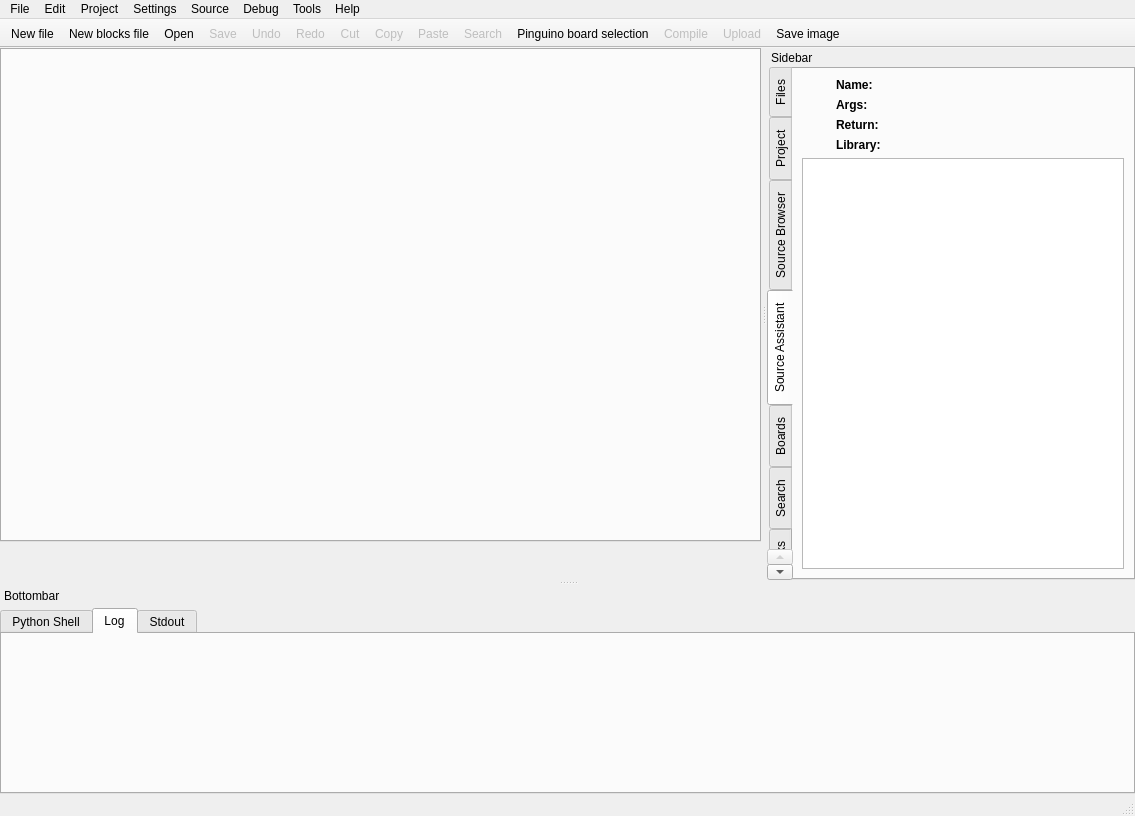
This is qtgui/frames/main.ui in PinguinoIDE/pinguino-ide as Qt 5 draws it before an edit. The edited form follows.
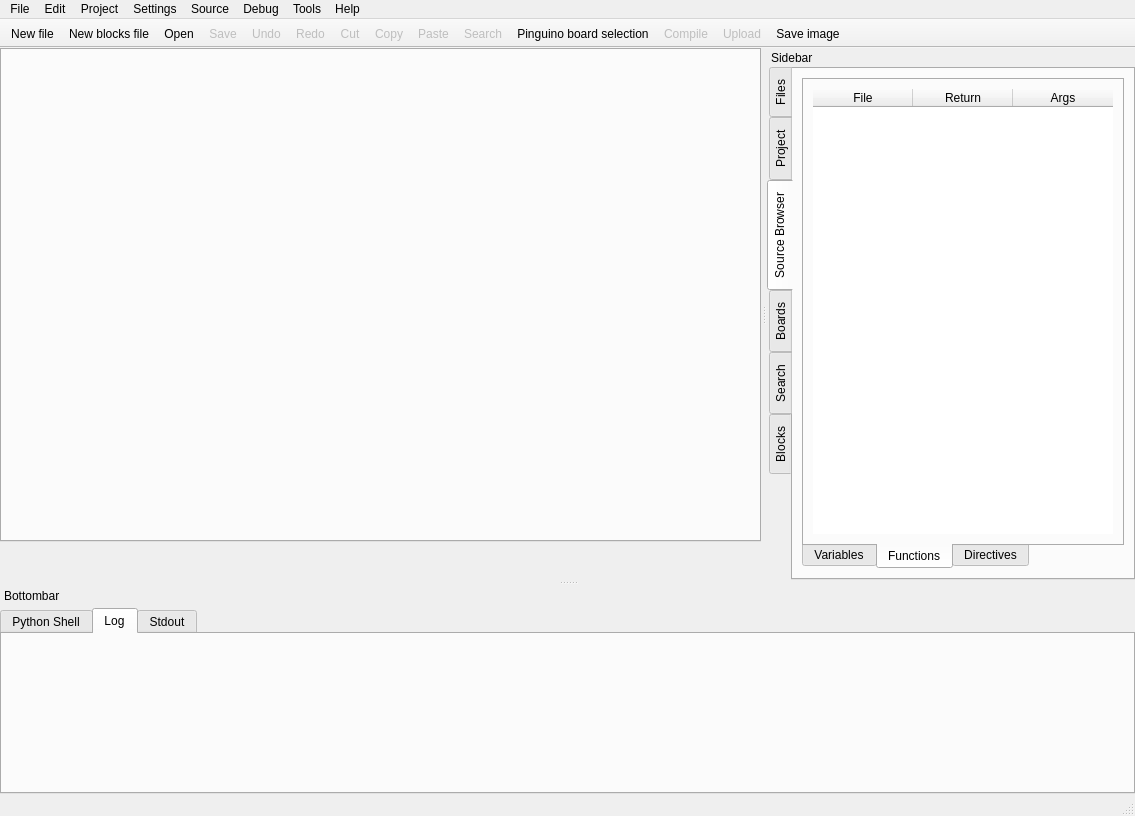
This is the edited form. Icons and pictures are not drawn.

The edit to the form file:
```diff
--- a/qtgui/frames/main.ui
+++ b/qtgui/frames/main.ui
@@ -324,7 +324,7 @@
         <enum>QTabWidget::West</enum>
        </property>
        <property name="currentIndex">
-        <number>3</number>
+        <number>2</number>
        </property>
        <property name="movable">
         <bool>true</bool>
@@ -502,7 +502,7 @@
          <string>Source Browser</string>
         </attribute>
         <layout class="QGridLayout" name="gridLayout_8">
-         <item row="0" column="0">
+         <item row="0" column="0" colspan="2">
           <widget class="QTabWidget" name="tabWidget_browser">
            <property name="tabPosition">
             <enum>QTabWidget::South</enum>
@@ -563,12 +563,6 @@
              <string>Functions</string>
             </attribute>
             <layout class="QGridLayout" name="gridLayout_5">
-             <property name="margin">
-              <number>0</number>
-             </property>
-             <property name="spacing">
-              <number>0</number>
-             </property>
              <item row="0" column="0">
               <widget class="QTableWidget" name="tableWidget_functions">
                <property name="frameShape">
@@ -708,123 +702,6 @@
          </item>
         </layout>
        </widget>
-       <widget class="QWidget" name="SourceAssistant">
-        <attribute name="title">
-         <string>Source Assistant</string>
-        </attribute>
-        <layout class="QGridLayout" name="gridLayout_29">
-         <item row="0" column="0">
-          <spacer name="horizontalSpacer_3">
-           <property name="orientation">
-            <enum>Qt::Horizontal</enum>
-           </property>
-           <property name="sizeType">
-            <enum>QSizePolicy::Fixed</enum>
-           </property>
-           <property name="sizeHint" stdset="0">
-            <size>
-             <width>28</width>
-             <height>20</height>
-            </size>
-           </property>
-          </spacer>
-         </item>
-         <item row="0" column="1">
-          <layout class="QFormLayout" name="formLayout">
-           <property name="fieldGrowthPolicy">
-            <enum>QFormLayout::ExpandingFieldsGrow</enum>
-           </property>
-           <item row="0" column="0">
-            <widget class="QLabel" name="label_10">
-             <property name="font">
-              <font>
-               <weight>75</weight>
-               <bold>true</bold>
-              </font>
-             </property>
-             <property name="text">
-              <string>Name:</string>
-             </property>
-            </widget>
-           </item>
-           <item row="0" column="1">
-            <widget class="QLabel" name="label_assistant_name">
-             <property name="text">
-              <string/>
-             </property>
-            </widget>
-           </item>
-           <item row="1" column="0">
-            <widget class="QLabel" name="label_11">
-             <property name="font">
-              <font>
-               <weight>75</weight>
-               <bold>true</bold>
-              </font>
-             </property>
-             <property name="text">
-              <string>Args:</string>
-             </property>
-            </widget>
-           </item>
-           <item row="1" column="1">
-            <widget class="QLabel" name="label_assistant_args">
-             <property name="text">
-              <string/>
-             </property>
-            </widget>
-           </item>
-           <item row="2" column="0">
-            <widget class="QLabel" name="label_12">
-             <property name="font">
-              <font>
-               <weight>75</weight>
-               <bold>true</bold>
-              </font>
-             </property>
-             <property name="text">
-              <string>Return:</string>
-             </property>
-            </widget>
-           </item>
-           <item row="2" column="1">
-            <widget class="QLabel" name="label_assistant_return">
-             <property name="text">
-              <string/>
-             </property>
-            </widget>
-           </item>
-           <item row="3" column="0">
-            <widget class="QLabel" name="label_13">
-             <property name="font">
-              <font>
-               <weight>75</weight>
-               <bold>true</bold>
-              </font>
-             </property>
-             <property name="text">
-              <string>Library:</string>
-             </property>
-            </widget>
-           </item>
-           <item row="3" column="1">
-            <widget class="QLabel" name="label_assistant_library">
-             <property name="text">
-              <string/>
-             </property>
-            </widget>
-           </item>
-          </layout>
-         </item>
-         <item row="1" column="0" colspan="2">
-          <widget class="QPlainTextEdit" name="plainTextEdit_assistant">
-           <property name="readOnly">
-            <bool>true</bool>
-           </property>
-          </widget>
-         </item>
-        </layout>
-       </widget>
        <widget class="QWidget" name="BoardConfig">
         <attribute name="title">
          <string>Boards</string>
```
Left out of the diff: 12 changed lines with no effect on the pictures.
